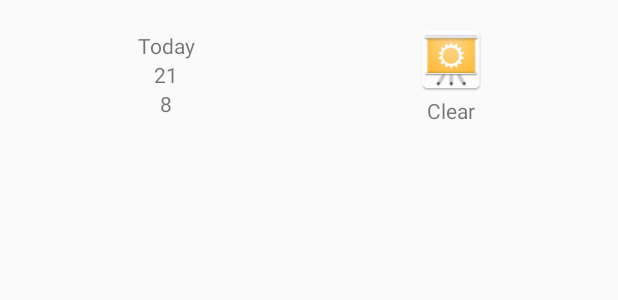
After one commit to iurimenin/nanodegree_sunshine, an Android app: the layout list_item_forecast_today.xml on its own in the app's theme, with its tools: preview values and no code run, on a phone screen of 412 x 824 dp. The commit adds this screen. Shown: the top 300 px of the screen. Run offline under Robolectric (Android 15) with nearby library versions, the phone set to English and light mode, and no system bars.

Commit message:
Leason 5  - New list layout

```diff
--- a/app/src/main/java/io/github/iurimenin/sunshine/adapter/ForecastAdapter.java
+++ b/app/src/main/java/io/github/iurimenin/sunshine/adapter/ForecastAdapter.java
@@ -7,7 +7,6 @@ import android.support.v4.widget.CursorAdapter;
 import android.view.LayoutInflater;
 import android.view.View;
 import android.view.ViewGroup;
-import android.widget.TextView;
 
 import java.text.SimpleDateFormat;
 import java.util.Date;
@@ -46,8 +45,8 @@ public class ForecastAdapter extends CursorAdapter {
         // our view is pretty simple here --- just a text view
         // we'll keep the UI functional with a simple (and slow!) binding.
 
-        TextView tv = (TextView)view;
-        tv.setText(convertCursorRowToUXFormat(cursor));
+        //TextView tv = (TextView)view;
+        //tv.setText(convertCursorRowToUXFormat(cursor));
     }
 
     /* The date/time conversion code is going to be moved outside the asynctask later,
--- /dev/null
+++ b/app/src/main/res/layout/list_item_forecast_today.xml
@@ -0,0 +1,58 @@
+<?xml version="1.0" encoding="utf-8"?>
+<LinearLayout xmlns:android="http://schemas.android.com/apk/res/android"
+    android:padding="16dp"
+    android:orientation="horizontal"
+    android:gravity="center_vertical"
+    android:layout_width="match_parent"
+    android:layout_height="wrap_content"
+    android:minHeight="?android:attr/listPreferredItemHeight">
+
+    <LinearLayout
+        android:layout_weight="1"
+        android:layout_width="0dp"
+        android:orientation="vertical"
+        android:layout_height="wrap_content"
+        android:gravity="center_horizontal">
+
+        <TextView
+            android:layout_gravity="center"
+            android:layout_width="wrap_content"
+            android:layout_height="match_parent"
+            android:id="@+id/list_item_date_textview"
+            android:text="Today"/>
+
+        <TextView
+            android:layout_width="wrap_content"
+            android:layout_height="match_parent"
+            android:id="@+id/list_item_high_textview"
+            android:text="21"/>
+
+        <TextView
+            android:layout_width="wrap_content"
+            android:layout_height="match_parent"
+            android:id="@+id/list_item_low_textview"
+            android:text="8"/>
+
+    </LinearLayout>
+
+    <LinearLayout
+        android:layout_weight="1"
+        android:orientation="vertical"
+        android:layout_width="0dp"
+        android:layout_height="wrap_content"
+        android:gravity="center_horizontal">
+
+        <ImageView
+            android:layout_width="match_parent"
+            android:layout_height="match_parent"
+            android:id="@+id/list_item_icon"
+            android:src="@mipmap/ic_launcher"/>
+
+        <TextView
+            android:layout_width="wrap_content"
+            android:layout_height="match_parent"
+            android:id="@+id/list_item_forecast_textview"
+            android:text="Clear"/>
+    </LinearLayout>
+
+</LinearLayout>
```
Also changed, not shown: app/src/main/res/layout/list_item_forecast.xml (+50 -6 lines).
